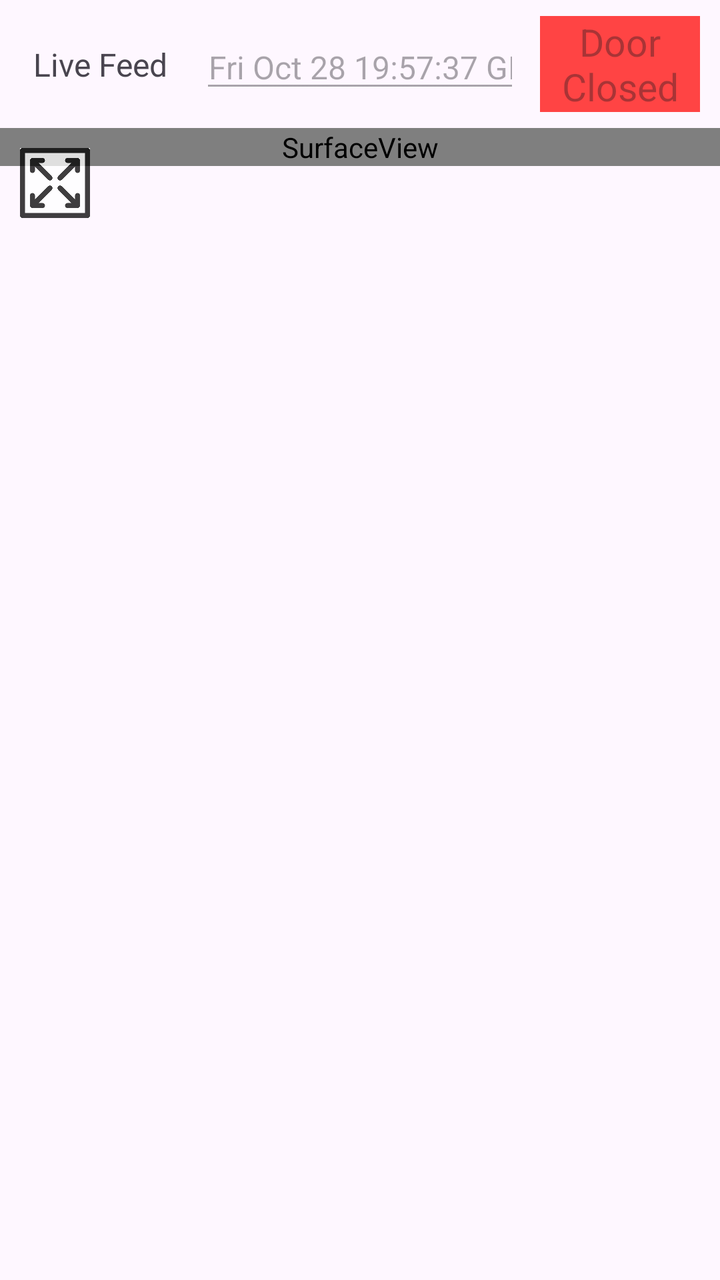
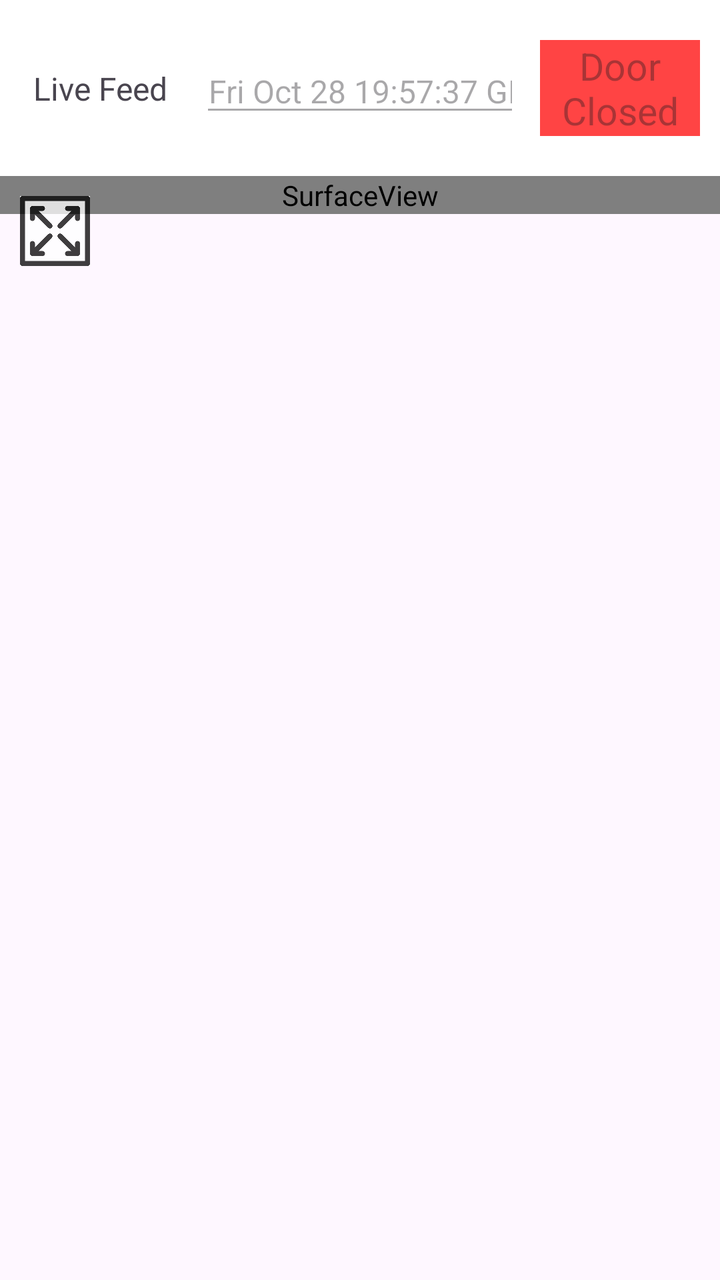

An Android layout rendered at two revisions. The XML below is the earlier revision; the diff shows what the commit changed to produce the second picture.
<!-- AndroidManifest.xml: application theme Theme.Knockly -->
<!-- res/layout/fragment_live_feed.xml -->
<?xml version="1.0" encoding="utf-8"?>
<androidx.constraintlayout.widget.ConstraintLayout xmlns:android="http://schemas.android.com/apk/res/android"
    xmlns:app="http://schemas.android.com/apk/res-auto"
    xmlns:tools="http://schemas.android.com/tools"
    android:id="@+id/LiveFeedFrame"
    android:layout_width="match_parent"
    android:layout_height="match_parent"
    android:layout_centerInParent="false"
    android:layout_margin="5dp"
    android:layout_marginHorizontal="5dp"
    android:layout_marginVertical="5dp"
    android:addStatesFromChildren="true"
    android:animateLayoutChanges="true"
    android:clipChildren="false"
    android:clipToPadding="false"
    android:fadingEdge="horizontal|vertical"
    android:fitsSystemWindows="true"
    tools:context=".indvDoorbellPage.LiveFeedFragment">

    <androidx.appcompat.widget.Toolbar
        android:id="@+id/toolbar"
        android:layout_width="match_parent"
        android:layout_height="wrap_content"
        android:background="?android:attr/windowSplashScreenBackground"
        android:minHeight="?attr/actionBarSize"
        android:theme="@style/Base.Theme.Knockly"
        app:layout_constraintEnd_toEndOf="parent"
        app:layout_constraintStart_toStartOf="parent"
        app:layout_constraintTop_toTopOf="parent"
        app:layout_constraintVertical_chainStyle="packed"
        app:layout_constraintVertical_weight="1" />

    <EditText
        android:id="@+id/editTextDate"
        style="@style/Widget.AppCompat.EditText"
        android:layout_width="0dp"
        android:layout_height="wrap_content"
        android:layout_marginStart="5dp"
        android:layout_marginTop="10dp"
        android:layout_marginEnd="5dp"
        android:layout_marginBottom="10dp"
        android:autoSizeTextType="uniform"
        android:clickable="false"
        android:contextClickable="false"
        android:cursorVisible="false"
        android:defaultFocusHighlightEnabled="false"
        android:ems="10"
        android:enabled="false"
        android:focusableInTouchMode="false"
        android:inputType="date"
        android:text="Fri Oct 28 19:57:37 GMT"
        android:textAlignment="center"
        android:textSize="16sp"
        app:layout_constraintBottom_toBottomOf="@+id/toolbar"
        app:layout_constraintEnd_toStartOf="@+id/toggleButton"
        app:layout_constraintHorizontal_weight="2"
        app:layout_constraintStart_toEndOf="@+id/textView"
        app:layout_constraintTop_toTopOf="@+id/toolbar" />

    <ToggleButton
        android:id="@+id/toggleButton"
        style="@style/Theme.Knockly"
        android:layout_width="0dp"
        android:layout_height="wrap_content"
        android:layout_marginStart="5dp"
        android:layout_marginTop="20dp"
        android:layout_marginEnd="10dp"
        android:layout_marginBottom="20dp"
        android:autoSizeTextType="uniform"
        android:autoText="true"
        android:background="@android:color/holo_red_light"
        android:checked="false"
        android:enabled="false"
        android:linksClickable="false"
        android:longClickable="false"
        android:selectAllOnFocus="false"
        android:singleLine="false"
        android:text="Door Status"
        android:textAlignment="center"
        android:textAllCaps="false"
        android:textOff="Door Closed"
        android:textOn="Door Open"
        android:textSize="10sp"
        app:flow_wrapMode="aligned"
        app:layout_constraintBottom_toBottomOf="@+id/toolbar"
        app:layout_constraintEnd_toEndOf="@+id/toolbar"
        app:layout_constraintHorizontal_bias="0.0"
        app:layout_constraintHorizontal_weight="1"
        app:layout_constraintStart_toEndOf="@+id/editTextDate"
        app:layout_constraintTop_toTopOf="@+id/toolbar"
        app:layout_wrapBehaviorInParent="included" />

    <TextView
        android:id="@+id/textView"
        android:layout_width="0dp"
        android:layout_height="wrap_content"
        android:layout_marginStart="10dp"
        android:layout_marginTop="20dp"
        android:layout_marginEnd="5dp"
        android:layout_marginBottom="20dp"
        android:autoSizeTextType="uniform"
        android:autoText="true"
        android:clickable="false"
        android:contextClickable="false"
        android:cursorVisible="false"
        android:defaultFocusHighlightEnabled="false"
        android:text="Live Feed"
        android:textAlignment="center"
        android:textSize="16sp"
        app:layout_constraintBottom_toBottomOf="@+id/toolbar"
        app:layout_constraintEnd_toStartOf="@+id/editTextDate"
        app:layout_constraintHorizontal_weight="1"
        app:layout_constraintStart_toStartOf="@+id/toolbar"
        app:layout_constraintTop_toTopOf="@+id/toolbar" />

    <androidx.constraintlayout.widget.Guideline
        android:id="@+id/guideline"
        android:layout_width="wrap_content"
        android:layout_height="wrap_content"
        android:orientation="horizontal"
        app:layout_constraintGuide_begin="64dp" />

    <androidx.constraintlayout.widget.ConstraintLayout
        android:layout_width="match_parent"
        android:layout_height="wrap_content"
        app:layout_constraintBottom_toBottomOf="parent"
        app:layout_constraintEnd_toEndOf="parent"
        app:layout_constraintStart_toStartOf="parent"
        app:layout_constraintTop_toBottomOf="@+id/toolbar"
        app:layout_constraintVertical_bias="0.0"
        app:layout_constraintVertical_weight="15">

        <SurfaceView
            android:id="@+id/feedView"
            android:layout_width="match_parent"
            android:layout_height="match_parent"
            android:fadingEdge="horizontal|vertical"
            android:fitsSystemWindows="true"
            app:chainUseRtl="true"
            app:layout_constraintBottom_toBottomOf="parent"
            app:layout_constraintEnd_toEndOf="parent"
            app:layout_constraintStart_toStartOf="parent"
            app:layout_constraintTop_toTopOf="parent"
            app:layout_constraintVertical_bias="0.0" />

        <ImageButton
            android:id="@+id/changeViewButton"
            android:layout_width="0dp"
            android:layout_height="35dp"
            android:layout_marginStart="10dp"
            android:layout_marginTop="10dp"
            android:adjustViewBounds="true"
            android:alpha="0.75"
            android:background="@color/white"
            android:backgroundTint="@color/white"
            android:clickable="true"
            android:fitsSystemWindows="true"
            android:focusableInTouchMode="true"
            android:foregroundTint="@color/white"
            android:hapticFeedbackEnabled="true"
            android:scaleType="fitXY"
            android:src="@drawable/fullscreen_arrows"
            app:layout_constraintBottom_toBottomOf="@+id/feedView"
            app:layout_constraintDimensionRatio="1:1"
            app:layout_constraintEnd_toEndOf="@+id/feedView"
            app:layout_constraintHorizontal_bias="0.0"
            app:layout_constraintStart_toStartOf="@+id/feedView"
            app:layout_constraintTop_toTopOf="@+id/feedView"
            app:layout_constraintVertical_bias="0.0" />

    </androidx.constraintlayout.widget.ConstraintLayout>

</androidx.constraintlayout.widget.ConstraintLayout>
<!-- resources referenced by this layout -->
<resources>
  <color name="white">#FFFFFFFF</color>
  <!-- drawable fullscreen_arrows: png bitmap (drawable, 9234 bytes) -->
  <style name="Base.Theme.Knockly" parent="Theme.Material3.DayNight.NoActionBar">
          
          <item name="colorPrimary">@color/colorPrimary</item>
          <item name="colorSecondary">@color/colorSecondary</item>
      </style>
  <style name="Theme.Knockly" parent="Base.Theme.Knockly" />
  <color name="colorPrimary">#104862</color>
  <color name="colorSecondary">#EDEDED</color>
</resources>

<!-- the commit's change to res/layout/fragment_live_feed.xml (unified diff, before → after) -->
@@ -19,99 +19,109 @@
 
     <androidx.appcompat.widget.Toolbar
         android:id="@+id/toolbar"
-        android:layout_width="match_parent"
+        android:layout_width="0dp"
         android:layout_height="wrap_content"
-        android:background="?android:attr/windowSplashScreenBackground"
+        android:background="@color/white"
         android:minHeight="?attr/actionBarSize"
         android:theme="@style/Base.Theme.Knockly"
+        app:contentInsetStart="0dp"
         app:layout_constraintEnd_toEndOf="parent"
         app:layout_constraintStart_toStartOf="parent"
         app:layout_constraintTop_toTopOf="parent"
         app:layout_constraintVertical_chainStyle="packed"
-        app:layout_constraintVertical_weight="1" />
+        app:layout_constraintVertical_weight="1">
 
-    <EditText
-        android:id="@+id/editTextDate"
-        style="@style/Widget.AppCompat.EditText"
-        android:layout_width="0dp"
-        android:layout_height="wrap_content"
-        android:layout_marginStart="5dp"
-        android:layout_marginTop="10dp"
-        android:layout_marginEnd="5dp"
-        android:layout_marginBottom="10dp"
-        android:autoSizeTextType="uniform"
-        android:clickable="false"
-        android:contextClickable="false"
-        android:cursorVisible="false"
-        android:defaultFocusHighlightEnabled="false"
-        android:ems="10"
-        android:enabled="false"
-        android:focusableInTouchMode="false"
-        android:inputType="date"
-        android:text="Fri Oct 28 19:57:37 GMT"
-        android:textAlignment="center"
-        android:textSize="16sp"
-        app:layout_constraintBottom_toBottomOf="@+id/toolbar"
-        app:layout_constraintEnd_toStartOf="@+id/toggleButton"
-        app:layout_constraintHorizontal_weight="2"
-        app:layout_constraintStart_toEndOf="@+id/textView"
-        app:layout_constraintTop_toTopOf="@+id/toolbar" />
+        <androidx.constraintlayout.widget.ConstraintLayout
+            android:id="@+id/ToolbarLayout"
+            android:layout_width="match_parent"
+            android:layout_height="match_parent">
 
-    <ToggleButton
-        android:id="@+id/toggleButton"
-        style="@style/Theme.Knockly"
-        android:layout_width="0dp"
-        android:layout_height="wrap_content"
-        android:layout_marginStart="5dp"
-        android:layout_marginTop="20dp"
-        android:layout_marginEnd="10dp"
-        android:layout_marginBottom="20dp"
-        android:autoSizeTextType="uniform"
-        android:autoText="true"
-        android:background="@android:color/holo_red_light"
-        android:checked="false"
-        android:enabled="false"
-        android:linksClickable="false"
-        android:longClickable="false"
-        android:selectAllOnFocus="false"
-        android:singleLine="false"
-        android:text="Door Status"
-        android:textAlignment="center"
-        android:textAllCaps="false"
-        android:textOff="Door Closed"
-        android:textOn="Door Open"
-        android:textSize="10sp"
-        app:flow_wrapMode="aligned"
-        app:layout_constraintBottom_toBottomOf="@+id/toolbar"
-        app:layout_constraintEnd_toEndOf="@+id/toolbar"
-        app:layout_constraintHorizontal_bias="0.0"
-        app:layout_constraintHorizontal_weight="1"
-        app:layout_constraintStart_toEndOf="@+id/editTextDate"
-        app:layout_constraintTop_toTopOf="@+id/toolbar"
-        app:layout_wrapBehaviorInParent="included" />
+            <TextView
+                android:id="@+id/textView"
+                android:layout_width="0dp"
+                android:layout_height="wrap_content"
+                android:layout_marginStart="10dp"
+                android:layout_marginTop="20dp"
+                android:layout_marginEnd="5dp"
+                android:layout_marginBottom="20dp"
+                android:autoSizeTextType="uniform"
+                android:autoText="true"
+                android:clickable="false"
+                android:contextClickable="false"
+                android:cursorVisible="false"
+                android:defaultFocusHighlightEnabled="false"
+                android:text="Live Feed"
+                android:textAlignment="center"
+                android:textSize="16sp"
+                app:layout_constraintBottom_toBottomOf="parent"
+                app:layout_constraintEnd_toStartOf="@+id/editTextDate"
+                app:layout_constraintHorizontal_weight="1"
+                app:layout_constraintStart_toStartOf="parent"
+                app:layout_constraintTop_toTopOf="parent" />
 
-    <TextView
-        android:id="@+id/textView"
-        android:layout_width="0dp"
-        android:layout_height="wrap_content"
-        android:layout_marginStart="10dp"
-        android:layout_marginTop="20dp"
-        android:layout_marginEnd="5dp"
-        android:layout_marginBottom="20dp"
-        android:autoSizeTextType="uniform"
-        android:autoText="true"
-        android:clickable="false"
-        android:contextClickable="false"
-        android:cursorVisible="false"
-        android:defaultFocusHighlightEnabled="false"
-        android:text="Live Feed"
-        android:textAlignment="center"
-        android:textSize="16sp"
-        app:layout_constraintBottom_toBottomOf="@+id/toolbar"
-        app:layout_constraintEnd_toStartOf="@+id/editTextDate"
-        app:layout_constraintHorizontal_weight="1"
-        app:layout_constraintStart_toStartOf="@+id/toolbar"
-        app:layout_constraintTop_toTopOf="@+id/toolbar" />
+            <EditText
+                android:id="@+id/editTextDate"
+                style="@style/Widget.AppCompat.EditText"
+                android:layout_width="0dp"
+                android:layout_height="wrap_content"
+                android:layout_marginStart="5dp"
+                android:layout_marginTop="10dp"
+                android:layout_marginEnd="5dp"
+                android:layout_marginBottom="10dp"
+                android:autoSizeTextType="uniform"
+                android:clickable="false"
+                android:contextClickable="false"
+                android:cursorVisible="false"
+                android:defaultFocusHighlightEnabled="false"
+                android:ems="10"
+                android:enabled="false"
+                android:focusableInTouchMode="false"
+                android:inputType="date"
+                android:text="Fri Oct 28 19:57:37 GMT"
+                android:textAlignment="center"
+                android:textSize="16sp"
+                app:layout_constraintBottom_toBottomOf="parent"
+                app:layout_constraintEnd_toStartOf="@+id/toggleButton"
+                app:layout_constraintHorizontal_weight="2"
+                app:layout_constraintStart_toEndOf="@+id/textView"
+                app:layout_constraintTop_toTopOf="parent" />
+
+            <ToggleButton
+                android:id="@+id/toggleButton"
+                style="@style/Theme.Knockly"
+                android:layout_width="0dp"
+                android:layout_height="wrap_content"
+                android:layout_marginStart="5dp"
+                android:layout_marginTop="20dp"
+                android:layout_marginEnd="10dp"
+                android:layout_marginBottom="20dp"
+                android:autoSizeTextType="uniform"
+                android:autoText="true"
+                android:background="@android:color/holo_red_light"
+                android:checked="false"
+                android:enabled="false"
+                android:linksClickable="false"
+                android:longClickable="false"
+                android:selectAllOnFocus="false"
+                android:singleLine="false"
+                android:text="Door Status"
+                android:textAlignment="center"
+                android:textAllCaps="false"
+                android:textOff="Door Closed"
+                android:textOn="Door Open"
+                android:textSize="10sp"
+                app:flow_wrapMode="aligned"
+                app:layout_constraintBottom_toBottomOf="parent"
+                app:layout_constraintEnd_toEndOf="parent"
+                app:layout_constraintHorizontal_bias="0.0"
+                app:layout_constraintHorizontal_weight="1"
+                app:layout_constraintStart_toEndOf="@+id/editTextDate"
+                app:layout_constraintTop_toTopOf="parent"
+                app:layout_wrapBehaviorInParent="included" />
+
+        </androidx.constraintlayout.widget.ConstraintLayout>
+
+    </androidx.appcompat.widget.Toolbar>
 
     <androidx.constraintlayout.widget.Guideline
         android:id="@+id/guideline"
@@ -121,10 +131,12 @@
         app:layout_constraintGuide_begin="64dp" />
 
     <androidx.constraintlayout.widget.ConstraintLayout
+        android:id="@+id/FeedLayout"
         android:layout_width="match_parent"
         android:layout_height="wrap_content"
         app:layout_constraintBottom_toBottomOf="parent"
         app:layout_constraintEnd_toEndOf="parent"
+        app:layout_constraintHorizontal_bias="0.0"
         app:layout_constraintStart_toStartOf="parent"
         app:layout_constraintTop_toBottomOf="@+id/toolbar"
         app:layout_constraintVertical_bias="0.0"
